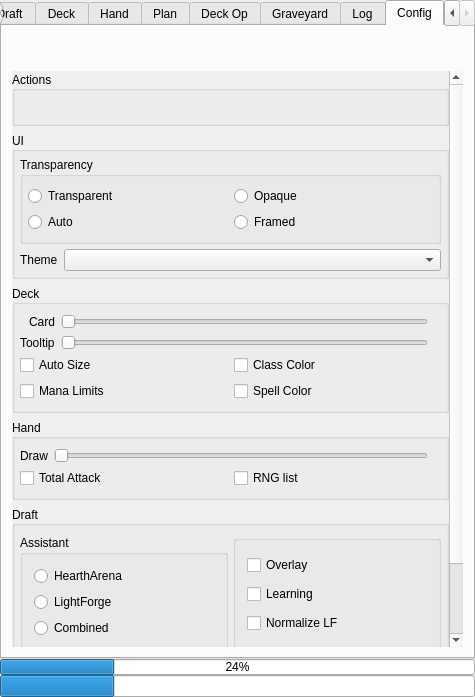
The window that mainwindow.ui (supertriodo/Arena-Tracker) describes before a commit, drawn with Qt 5.
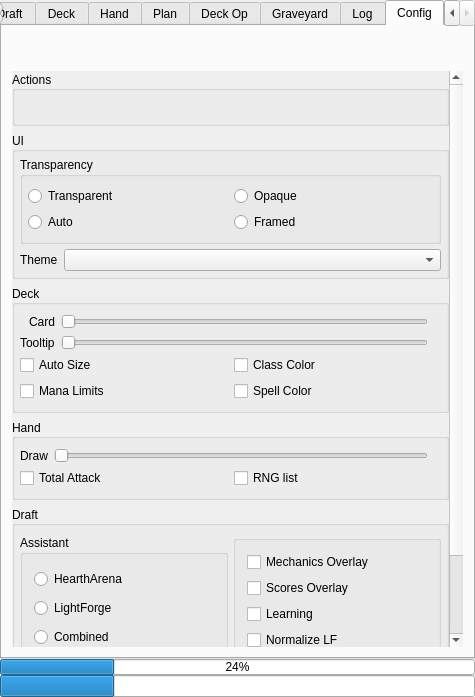
The same window after the commit. The open tabs and pages were chosen to show the change. Icons and pictures are not drawn. Custom widgets are drawn as their Qt base class.

Commit message: Divide Overlay checkbox in config tab in: Scores Overlay and Mechanics Overlay. When using AT free version always hide the Mechanics Overlay. Update some tooltips.

What changed in the file:
```diff
--- a/mainwindow.ui
+++ b/mainwindow.ui
@@ -1523,7 +1523,7 @@
                <x>0</x>
                <y>0</y>
                <width>435</width>
-               <height>764</height>
+               <height>793</height>
               </rect>
              </property>
              <layout class="QVBoxLayout" name="verticalLayout_5">
@@ -2071,7 +2071,18 @@
                        <string>Overlay: Show/Hide drafting overlay</string>
                       </property>
                       <property name="text">
-                       <string>Overlay</string>
+                       <string>Mechanics Overlay</string>
+                      </property>
+                     </widget>
+                    </item>
+                    <item>
+                     <widget class="QCheckBox" name="configCheckScoresOverlay">
+                      <property name="toolTip">
+                       <string>Scores Overlay: Show/Hide scores overlay
+shown below the cards while drafting.</string>
+                      </property>
+                      <property name="text">
+                       <string>Scores Overlay</string>
                       </property>
                      </widget>
                     </item>
```
Left out of the diff: 17 changed lines with no effect on the pictures. The commit also changes 4 other files.
